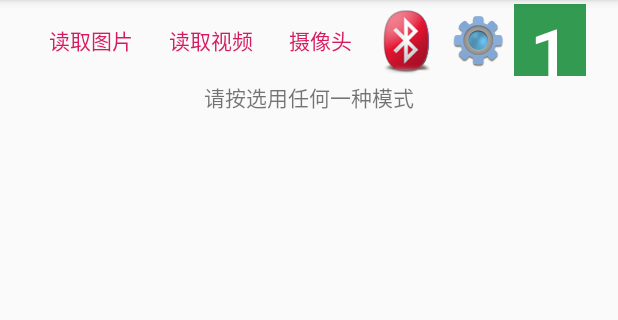
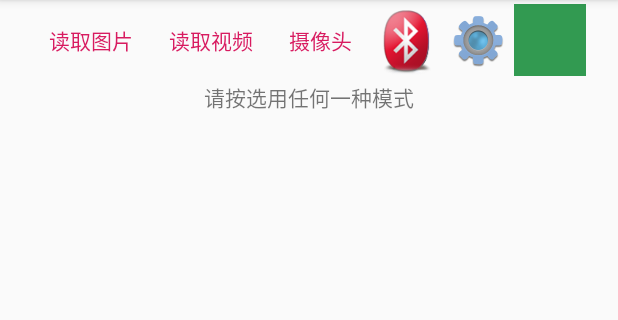
Before and after one commit to catandA/ArmToRobot, an Android app: the screen it shows after launch (MainActivity), on a phone screen of 412 x 824 dp, the part 84-404 px from its top. Run offline under Robolectric (Android 15) with nearby library versions, the phone set to English and light mode, and no system bars; libraries missing offline, so code that uses them is left out: com.google.mediapipe.formats, com.google.mediapipe.solutioncore, com.google.mediapipe.solutions, com.rohitss.uceh; 1 statement that could not run was skipped.

Commit message:
更新注释 格式化文件 添加蓝牙权限

```diff
--- a/hands/build.gradle
+++ b/hands/build.gradle
@@ -9,7 +9,7 @@ android {
     defaultConfig {
         applicationId "com.catand.armtorobot"
         minSdkVersion 21
-        targetSdkVersion 32
+        targetSdk 32
         versionCode 1
         versionName "1.0"
     }
@@ -24,6 +24,7 @@ android {
         sourceCompatibility JavaVersion.VERSION_11
         targetCompatibility JavaVersion.VERSION_11
     }
+    ndkVersion '25.0.8775105'
 }
 
 dependencies {
--- a/hands/src/main/java/com/catand/armtorobot/HandsResultImageView.java
+++ b/hands/src/main/java/com/catand/armtorobot/HandsResultImageView.java
@@ -20,26 +20,31 @@ import android.graphics.Canvas;
 import android.graphics.Color;
 import android.graphics.Matrix;
 import android.graphics.Paint;
+
 import androidx.appcompat.widget.AppCompatImageView;
+
 import com.google.mediapipe.formats.proto.LandmarkProto;
 import com.google.mediapipe.formats.proto.LandmarkProto.NormalizedLandmark;
 import com.google.mediapipe.solutions.hands.Hands;
 import com.google.mediapipe.solutions.hands.HandsResult;
+
 import java.util.List;
 
-/** An ImageView implementation for displaying {@link HandsResult}. */
+/**
+ * 用于显示 {@link HandsResult} 的 ImageView 实现.
+ */
 public class HandsResultImageView extends AppCompatImageView {
 	private static final String TAG = "HandsResultImageView";
 
 	private static final int LEFT_HAND_CONNECTION_COLOR = Color.parseColor("#30FF30");
 	private static final int RIGHT_HAND_CONNECTION_COLOR = Color.parseColor("#FF3030");
-  private static final int CONNECTION_THICKNESS = 8; // Pixels
+	private static final int CONNECTION_THICKNESS = 8; // 像素
 	private static final int LEFT_HAND_HOLLOW_CIRCLE_COLOR = Color.parseColor("#30FF30");
 	private static final int RIGHT_HAND_HOLLOW_CIRCLE_COLOR = Color.parseColor("#FF3030");
-  private static final int HOLLOW_CIRCLE_WIDTH = 5; // Pixels
+	private static final int HOLLOW_CIRCLE_WIDTH = 5; // 像素
 	private static final int LEFT_HAND_LANDMARK_COLOR = Color.parseColor("#FF3030");
 	private static final int RIGHT_HAND_LANDMARK_COLOR = Color.parseColor("#30FF30");
-  private static final int LANDMARK_RADIUS = 10; // Pixels
+	private static final int LANDMARK_RADIUS = 10; // 像素
 	private Bitmap latest;
 
 	public HandsResultImageView(Context context) {
@@ -48,10 +53,9 @@ public class HandsResultImageView extends AppCompatImageView {
 	}
 
 	/**
-   * Sets a {@link HandsResult} to render.
+	 * 设置一个要绘制的{@link HandsResult}
 	 *
-   * @param result a {@link HandsResult} object that contains the solution outputs and the input
-   *     {@link Bitmap}.
+	 * @param result 一个包含解决方案输出和 {@link Bitmap} 输入的 {@link HandsResult} 对象
 	 */
 	public void setHandsResult(HandsResult result) {
 		if (result == null) {
@@ -75,7 +79,9 @@ public class HandsResultImageView extends AppCompatImageView {
 		}
 	}
 
-  /** Updates the image view with the latest {@link HandsResult}. */
+	/**
+	 * 用最新的{@link HandsResult}更新图像视图
+	 */
 	public void update() {
 		postInvalidate();
 		if (latest != null) {
@@ -106,12 +112,12 @@ public class HandsResultImageView extends AppCompatImageView {
 		}
 		Paint landmarkPaint = new Paint();
 		landmarkPaint.setColor(isLeftHand ? LEFT_HAND_LANDMARK_COLOR : RIGHT_HAND_LANDMARK_COLOR);
-    // Draws landmarks.
+		// 绘制节点
 		for (LandmarkProto.NormalizedLandmark landmark : handLandmarkList) {
 			canvas.drawCircle(
 					landmark.getX() * width, landmark.getY() * height, LANDMARK_RADIUS, landmarkPaint);
 		}
-    // Draws hollow circles around landmarks.
+		// 在节点周围绘制一个空心圆
 		landmarkPaint.setColor(
 				isLeftHand ? LEFT_HAND_HOLLOW_CIRCLE_COLOR : RIGHT_HAND_HOLLOW_CIRCLE_COLOR);
 		landmarkPaint.setStrokeWidth(HOLLOW_CIRCLE_WIDTH);
--- a/hands/src/main/res/layout/activity_main.xml
+++ b/hands/src/main/res/layout/activity_main.xml
@@ -1,29 +1,36 @@
 <?xml version="1.0" encoding="utf-8"?>
-<LinearLayout
-    xmlns:android="http://schemas.android.com/apk/res/android"
+<LinearLayout xmlns:android="http://schemas.android.com/apk/res/android"
     android:layout_width="match_parent"
     android:layout_height="match_parent"
     android:orientation="vertical">
+
     <LinearLayout
         android:id="@+id/buttons"
         android:layout_width="match_parent"
         android:layout_height="wrap_content"
-        style="?android:attr/buttonBarStyle" android:gravity="center"
+        style="?android:attr/buttonBarStyle"
+        android:gravity="center"
         android:orientation="horizontal">
+
         <Button
             android:id="@+id/button_load_picture"
             android:layout_width="wrap_content"
-            style="?android:attr/buttonBarButtonStyle" android:layout_height="wrap_content"
+            style="?android:attr/buttonBarButtonStyle"
+            android:layout_height="wrap_content"
             android:text="@string/load_picture" />
+
         <Button
             android:id="@+id/button_load_video"
             android:layout_width="wrap_content"
-            style="?android:attr/buttonBarButtonStyle" android:layout_height="wrap_content"
+            style="?android:attr/buttonBarButtonStyle"
+            android:layout_height="wrap_content"
             android:text="@string/load_video" />
+
         <Button
             android:id="@+id/button_start_camera"
             android:layout_width="wrap_content"
-            style="?android:attr/buttonBarButtonStyle" android:layout_height="wrap_content"
+            style="?android:attr/buttonBarButtonStyle"
+            android:layout_height="wrap_content"
             android:text="@string/start_camera" />
 
         <ImageButton
@@ -32,20 +39,17 @@
             android:layout_marginStart="0dp"
             android:layout_marginTop="0dp"
             android:background="@android:color/transparent"
-            android:onClick="onClick"
             android:src="@drawable/bluetooth_disconnected"
             android:scaleType="centerInside"/>
 
         <ImageButton
             android:id="@+id/set_btn"
             style="@style/middle_btn"
-            android:layout_alignParentRight="true"
             android:layout_marginTop="0dp"
-            android:layout_marginRight="0dp"
+            android:layout_marginEnd="0dp"
             android:background="@android:color/transparent"
-            android:onClick="onClick"
             android:src="@drawable/set_btn"
-            android:scaleType="centerInside"/>
+            android:scaleType="centerInside" />
 
         <Button
             android:id="@+id/action1_btn"
@@ -55,15 +59,15 @@
             android:layout_marginStart="0dp"
             android:layout_marginTop="0dp"
             android:background="@drawable/square_btn"
-            android:onClick="onClick"
-            android:text="1"
             android:textColor="@color/colorWhite"
             android:textSize="48sp" />
     </LinearLayout>
+
     <FrameLayout
         android:id="@+id/preview_display_layout"
         android:layout_width="match_parent"
         android:layout_height="match_parent">
+
         <TextView
             android:id="@+id/no_view"
             android:layout_width="match_parent"
--- a/hands/src/main/res/values/styles.xml
+++ b/hands/src/main/res/values/styles.xml
@@ -7,6 +7,7 @@
         <item name="colorPrimaryDark">@color/colorPrimaryDark</item>
         <item name="colorAccent">@color/colorAccent</item>
     </style>
+
     <style name="middle_btn">
         <item name="android:layout_width">48dp</item>
         <item name="android:layout_height">48dp</item>
```
Also changed, not shown: hands/src/main/AndroidManifest.xml (+9 -7 lines), hands/src/main/java/com/catand/armtorobot/HandsResultGlRenderer.java (+15 -12 lines), hands/src/main/java/com/catand/armtorobot/MainActivity.java (+23 -9 lines). Lines whose indentation alone changed are shown as unchanged.
